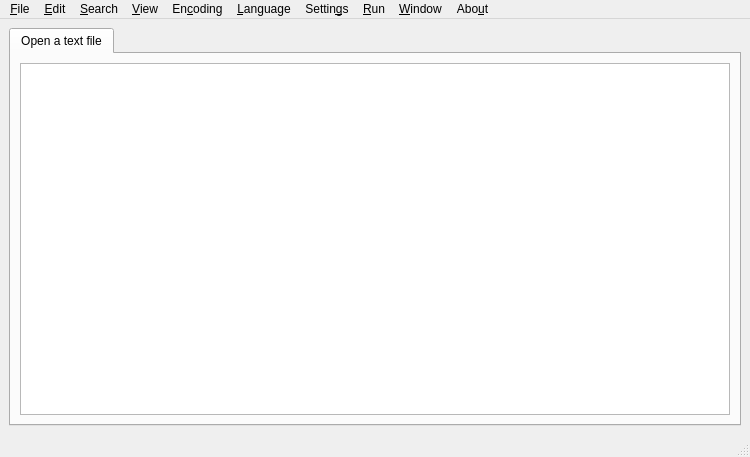
Qt form mainwindow.ui (yousefvand/Notepad--) before a commit.
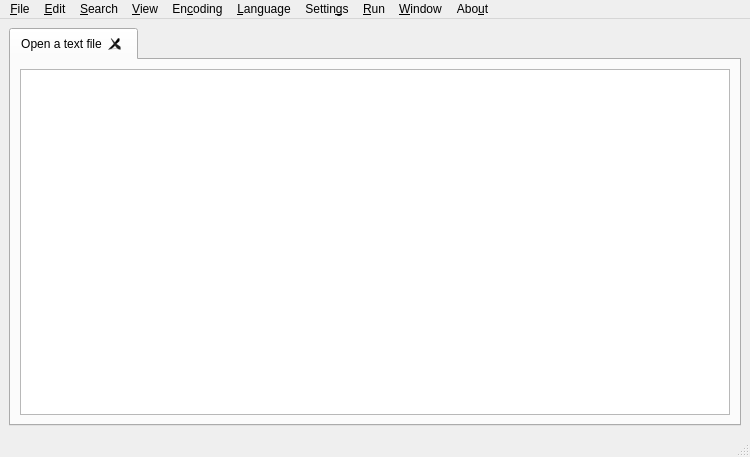
The same form after that commit.

The edit to the form file:
```diff
--- a/mainwindow.ui
+++ b/mainwindow.ui
@@ -20,7 +20,13 @@
       <property name="currentIndex">
        <number>0</number>
       </property>
-      <widget class="QWidget" name="tab">
+      <property name="tabsClosable">
+       <bool>true</bool>
+      </property>
+      <property name="movable">
+       <bool>true</bool>
+      </property>
+      <widget class="QWidget" name="filePath">
        <attribute name="title">
         <string>Open a text file</string>
        </attribute>
```
